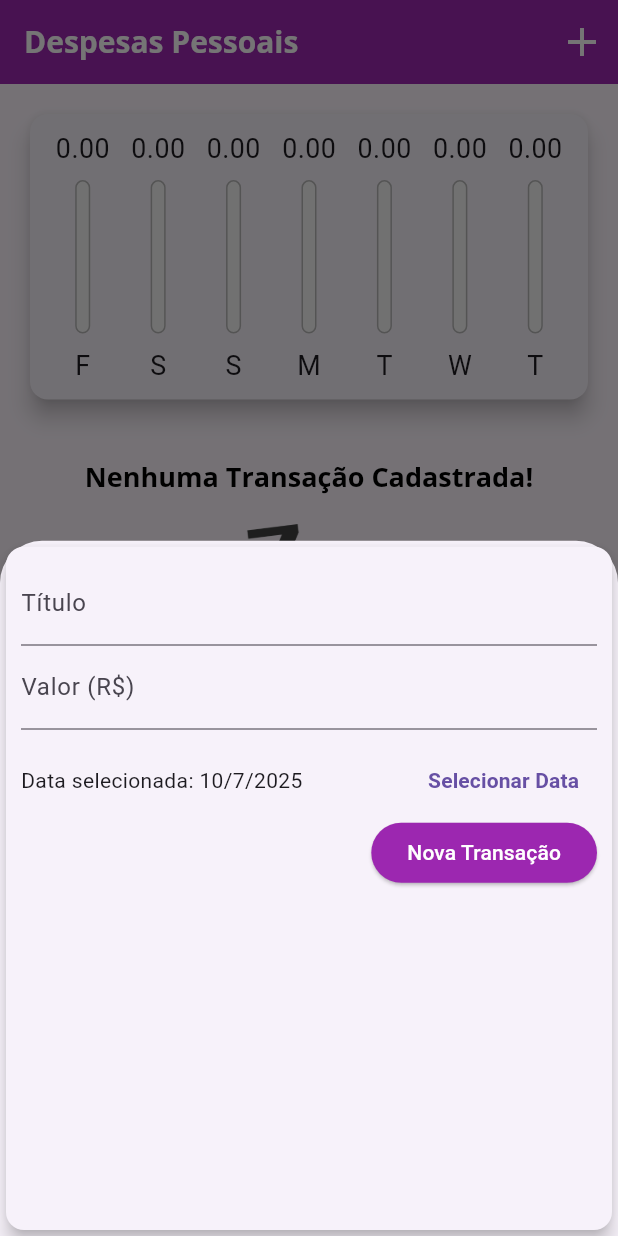
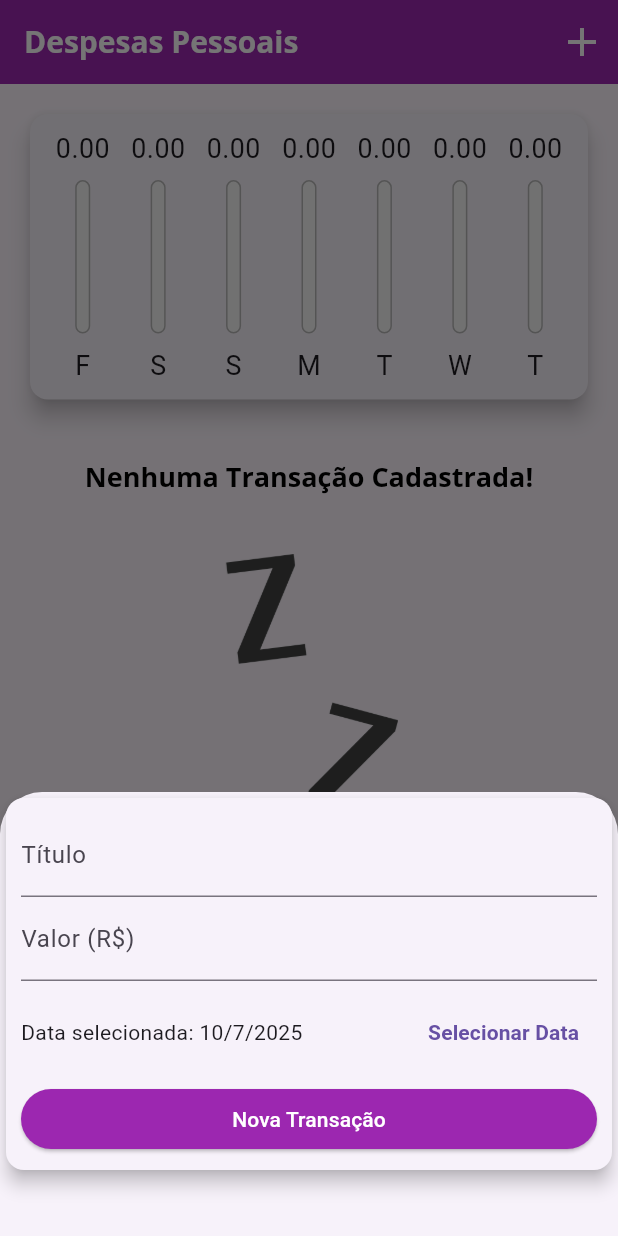
Before and after one commit to Arnaldo-fs/projeto_expanses, a Flutter app: the screen it shows after launch, after a tap on the "add" icon, on a phone screen of 412 x 824 dp. Run offline on Flutter 3.47's test engine with Material 3 defaults, Android fonts, the phone set to English and light mode, and no system bars.

Commit message:
add 'excluir' ao modo paisagem e melhora do formulario em diferentes dispositivos

```diff
--- a/lib/components/transaction_form.dart
+++ b/lib/components/transaction_form.dart
@@ -42,11 +42,17 @@ class _TransactionFormState extends State<TransactionForm> {
 
   @override
   Widget build(BuildContext context) {
-    return Card(
+    return SingleChildScrollView(
+      child: Padding(
+        padding: EdgeInsets.only(
+          bottom: MediaQuery.of(context).viewInsets.bottom + 40,
+        ),
+        child: Card(
           elevation: 5,
           child: Padding(
-        padding: const EdgeInsets.all(10),
+            padding: const EdgeInsets.symmetric(horizontal: 10, vertical: 10),
             child: Column(
+              crossAxisAlignment: CrossAxisAlignment.stretch,
               children: [
                 TextField(
                   controller: _titleController,
@@ -65,9 +71,7 @@ class _TransactionFormState extends State<TransactionForm> {
                   children: <Widget>[
                     Expanded(
                       child: Text(
-                    _selectedDate == null
-                        ? 'Nenhuma data selecionada!'
-                        : 'Data selecionada: ${_selectedDate!.day}/${_selectedDate!.month}/${_selectedDate!.year}',
+                        'Data selecionada: ${_selectedDate.day}/${_selectedDate.month}/${_selectedDate.year}',
                       ),
                     ),
                     TextButton(
@@ -82,9 +86,7 @@ class _TransactionFormState extends State<TransactionForm> {
                     ),
                   ],
                 ),
-            Row(
-              mainAxisAlignment: MainAxisAlignment.end,
-              children: <Widget>[
+                const SizedBox(height: 10),
                 ElevatedButton(
                   style: ElevatedButton.styleFrom(
                     backgroundColor: Colors.purple,
@@ -95,7 +97,7 @@ class _TransactionFormState extends State<TransactionForm> {
                 ),
               ],
             ),
-          ],
+          ),
         ),
       ),
     );
--- a/lib/components/transaction_list.dart
+++ b/lib/components/transaction_list.dart
@@ -6,28 +6,31 @@ class TransactionList extends StatelessWidget {
   final List<Transaction> transactions;
   final void Function(String) onRemove;
 
-  const TransactionList(this.transactions, this.onRemove, {Key? key}) : super(key: key);
+  const TransactionList(this.transactions, this.onRemove, {Key? key})
+      : super(key: key);
 
   @override
   Widget build(BuildContext context) {
     return transactions.isEmpty
-        ? Column(
+        ? LayoutBuilder(builder: (ctx, constraints) {
+            return Column(
               children: [
-              const SizedBox(height: 20),
+                SizedBox(height: 20),
                 Text(
                   'Nenhuma Transação Cadastrada!',
                   style: Theme.of(context).textTheme.titleLarge,
                 ),
-              const SizedBox(height: 20),
+                SizedBox(height: 40),
                 SizedBox(
-                height: 200,
+                  height: constraints.maxHeight * 0.5,
                   child: Image.asset(
                     'assets/images/waiting.png',
                     fit: BoxFit.cover,
                   ),
                 ),
               ],
-          )
+            );
+          })
         : ListView.builder(
             itemCount: transactions.length,
             itemBuilder: (ctx, index) {
@@ -53,10 +56,19 @@ class TransactionList extends StatelessWidget {
                   subtitle: Text(
                     DateFormat('d MMM y').format(tr.date),
                   ),
-                  trailing: IconButton(
+                  trailing: MediaQuery.of(context).size.width > 400
+                      ? TextButton.icon(
+                          onPressed: () => onRemove(tr.id),
+                          icon: Icon(Icons.delete),
+                          label: Text('Excluir'),
+                          style: TextButton.styleFrom(
+                            foregroundColor:
+                                Theme.of(context).colorScheme.error,
+                          ))
+                      : IconButton(
                           icon: Icon(Icons.delete),
                           color: Theme.of(context).colorScheme.error,
-                    onPressed: () => onRemove (tr.id),
+                          onPressed: () => onRemove(tr.id),
                         ),
                 ),
               );
--- a/lib/main.dart
+++ b/lib/main.dart
@@ -50,9 +50,8 @@ class MyHomePage extends StatefulWidget {
 }
 
 class _MyHomePageState extends State<MyHomePage> {
-  final List<Transaction> _transactions = [
-
-  ];
+  final List<Transaction> _transactions = [];
+  bool _showChart = false;
 
   List<Transaction> get _recentTransactions {
     return _transactions.where((tr) {
@@ -94,34 +93,63 @@ class _MyHomePageState extends State<MyHomePage> {
 
   @override
   Widget build(BuildContext context) {
+    final mediaQuery = MediaQuery.of(context);
+    bool isLandscape = MediaQuery.of(context).orientation == Orientation.landscape;
 
     final appBar = AppBar(
-        title: const Text(
-          'Despesas Pessoais'),
+      title: const Text('Despesas Pessoais'),
       actions: [
+        if(isLandscape)
         IconButton(
-            icon: const Icon(Icons.add, size: 32, color: Color.fromARGB(255, 255, 255, 255)),
+          icon: Icon(_showChart ? Icons.list : Icons.show_chart,
+              size: 32, color: Color.fromARGB(255, 255, 255, 255)),
+          onPressed: () {
+            setState(() {
+              _showChart = !_showChart;
+            });
+          },
+        ),
+        IconButton(
+          icon: const Icon(Icons.add,
+              size: 32, color: Color.fromARGB(255, 255, 255, 255)),
           onPressed: () => _openTransactionFormModal(context),
         ),
       ],
     );
 
-    final availablelHeight = MediaQuery.of(context).size.height -
+    final availablelHeight = mediaQuery.size.height -
         appBar.preferredSize.height -
-    MediaQuery.of(context).padding.top;
+        mediaQuery.padding.top;
 
     return Scaffold(
       appBar: appBar,
       body: SingleChildScrollView(
         child: Column(
           crossAxisAlignment: CrossAxisAlignment.stretch,
-          children: [
+          children: <Widget>[
+            // if (isLandscape)
+            // Row(
+            //   mainAxisAlignment: MainAxisAlignment.center,
+            //   children: <Widget>[
+            //     Text('Exibir Gráfico'),
+            //     Switch(
+            //       value: _showChart,
+            //       onChanged: (value) {
+            //         setState(() {
+            //           _showChart = value;
+            //         });
+            //       },
+            //     ),
+            //   ],
+            // ),
+            if (_showChart || !isLandscape)
             Container(
-              height: availablelHeight * 0.30,
-              child: Chart(_recentTransactions)
+                height: availablelHeight * (isLandscape ? 0.70 : 0.3),
+                child: Chart(_recentTransactions),
                 ),
+            if (!_showChart || !isLandscape)
             Container(
-              height: availablelHeight * 0.70,
+              height: availablelHeight * (isLandscape ? 1 : 0.7),
               child: TransactionList(_transactions, _removeTransaction),
             ),
           ],
@@ -129,7 +157,7 @@ class _MyHomePageState extends State<MyHomePage> {
       ),
       floatingActionButton: FloatingActionButton(
         backgroundColor: Colors.purple, // cor de fundo do botão
-        foregroundColor: Colors.white,  // cor do ícone
+        foregroundColor: Colors.white, // cor do ícone
         child: const Icon(Icons.add),
         onPressed: () => _openTransactionFormModal(context),
       ),
```
Lines whose indentation alone changed are shown as unchanged.
